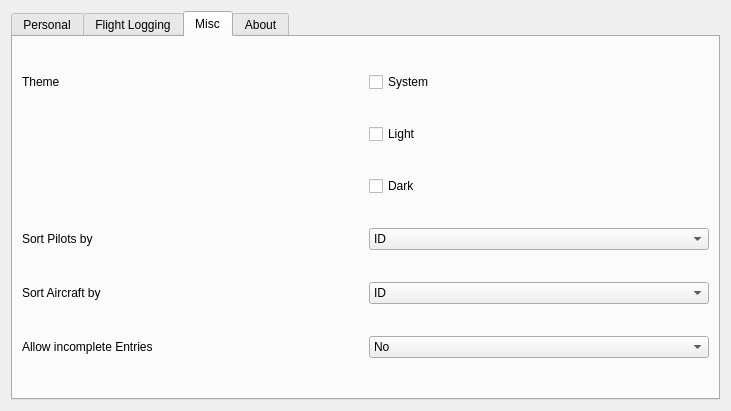
Before: the Qt Designer form src/gui/widgets/settingswidget.ui in fiffty-50/openPilotLog, drawn with Qt 5.
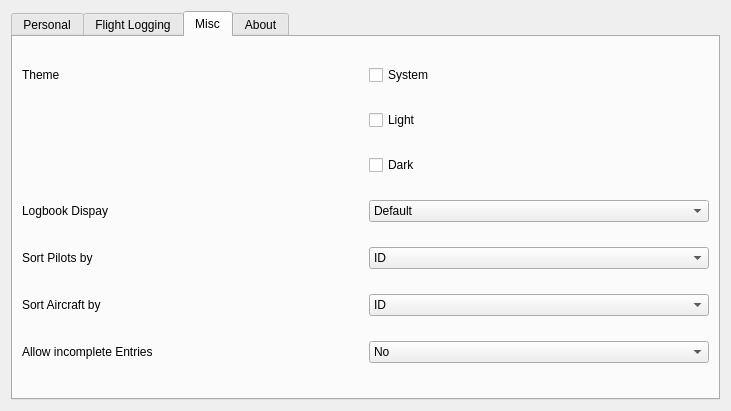
After: the same form once the commit is applied.

Commit message: added setting for logbook layout

What changed in the file:
```diff
--- a/src/gui/widgets/settingswidget.ui
+++ b/src/gui/widgets/settingswidget.ui
@@ -395,13 +395,34 @@
         </widget>
        </item>
        <item row="3" column="0">
+        <widget class="QLabel" name="logbookViewLabel">
+         <property name="text">
+          <string>Logbook Dispay</string>
+         </property>
+        </widget>
+       </item>
+       <item row="3" column="1">
+        <widget class="QComboBox" name="logbookViewComboBox">
+         <item>
+          <property name="text">
+           <string>Default</string>
+          </property>
+         </item>
+         <item>
+          <property name="text">
+           <string>EASA Part-FCL</string>
+          </property>
+         </item>
+        </widget>
+       </item>
+       <item row="4" column="0">
         <widget class="QLabel" name="pilotSortLabel">
          <property name="text">
           <string>Sort Pilots by</string>
          </property>
         </widget>
        </item>
-       <item row="3" column="1">
+       <item row="4" column="1">
         <widget class="QComboBox" name="pilotSortComboBox">
          <item>
           <property name="text">
@@ -425,14 +446,14 @@
          </item>
         </widget>
        </item>
-       <item row="4" column="0">
+       <item row="5" column="0">
         <widget class="QLabel" name="acSortLabel">
          <property name="text">
           <string>Sort Aircraft by</string>
          </property>
         </widget>
        </item>
-       <item row="4" column="1">
+       <item row="5" column="1">
         <widget class="QComboBox" name="acSortComboBox">
          <item>
           <property name="text">
@@ -456,14 +477,14 @@
          </item>
         </widget>
        </item>
-       <item row="5" column="0">
+       <item row="6" column="0">
         <widget class="QLabel" name="acAllowIncompleteLabel">
          <property name="text">
           <string>Allow incomplete Entries</string>
          </property>
         </widget>
        </item>
-       <item row="5" column="1">
+       <item row="6" column="1">
         <widget class="QComboBox" name="acAllowIncompleteComboBox">
          <item>
           <property name="text">
```
The commit also changes 3 other files.
